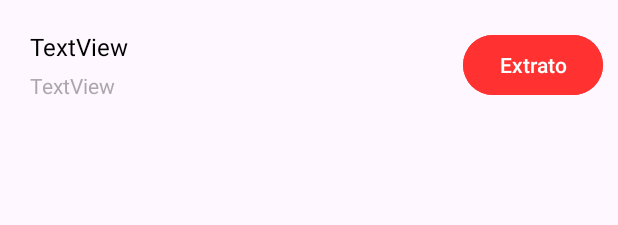
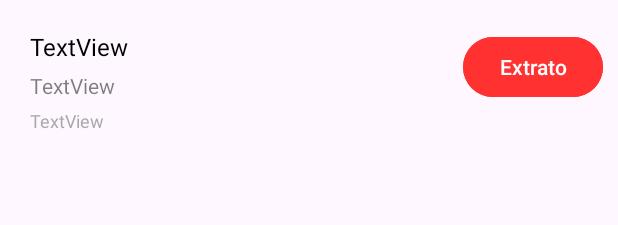
Before and after one commit to LeonardoVRR/Debts, an Android app built with Jetpack Compose: the layout lyt_item_lista_cartoes.xml on its own in the app's theme, with its tools: preview values and no code run, on a phone screen of 412 x 824 dp. Shown: the top 225 px of the screen. Run offline under Robolectric (Android 15) with nearby library versions, the phone set to English and light mode, and no system bars.

Commit message:
adicionando numero de cartão nos layout dos items das listas decartão

```diff
--- a/app/src/main/java/com/example/debts/BD_SQLite_App/BancoDados.kt
+++ b/app/src/main/java/com/example/debts/BD_SQLite_App/BancoDados.kt
@@ -942,7 +942,9 @@ class BancoDados(private var context: Context) {
                         //valor = formatarReal().formatarParaReal(saldo)
                     }
 
-                    val itemGasto = OperacaoFinanceira(id_cartao, nomeFormatado, tp_cartao, valor, "")
+                    val num_cartao = "Numero cartão:\n${id_cartao}"
+
+                    val itemGasto = OperacaoFinanceira(id_cartao, nomeFormatado, tp_cartao, num_cartao, "")
 
                     listaCartoes += itemGasto
 
--- a/app/src/main/res/layout/lyt_item_lista_cartoes.xml
+++ b/app/src/main/res/layout/lyt_item_lista_cartoes.xml
@@ -22,13 +22,12 @@
         android:layout_width="wrap_content"
         android:layout_height="wrap_content"
         android:layout_marginTop="5dp"
-        android:layout_marginBottom="20dp"
         android:text="TextView"
         android:textColor="#99717171"
-        android:textSize="14sp"
+        android:textSize="12sp"
         app:layout_constraintBottom_toBottomOf="parent"
         app:layout_constraintStart_toStartOf="@+id/ds_operadora"
-        app:layout_constraintTop_toBottomOf="@+id/ds_operadora" />
+        app:layout_constraintTop_toBottomOf="@+id/cd_cartao" />
 
     <Button
         android:id="@+id/btn_extratoCartao"
@@ -46,11 +45,11 @@
         android:id="@+id/cd_cartao"
         android:layout_width="wrap_content"
         android:layout_height="wrap_content"
-        android:layout_marginStart="5dp"
         android:layout_marginTop="5dp"
         android:text="TextView"
-        android:textColor="#00000000"
-        android:textSize="8sp"
-        app:layout_constraintStart_toStartOf="parent"
-        app:layout_constraintTop_toTopOf="parent" />
+        android:textColor="#80000000"
+        android:textSize="14sp"
+        app:layout_constraintStart_toStartOf="@+id/ds_operadora"
+        app:layout_constraintTop_toBottomOf="@+id/ds_operadora" />
+
 </androidx.constraintlayout.widget.ConstraintLayout>
```
